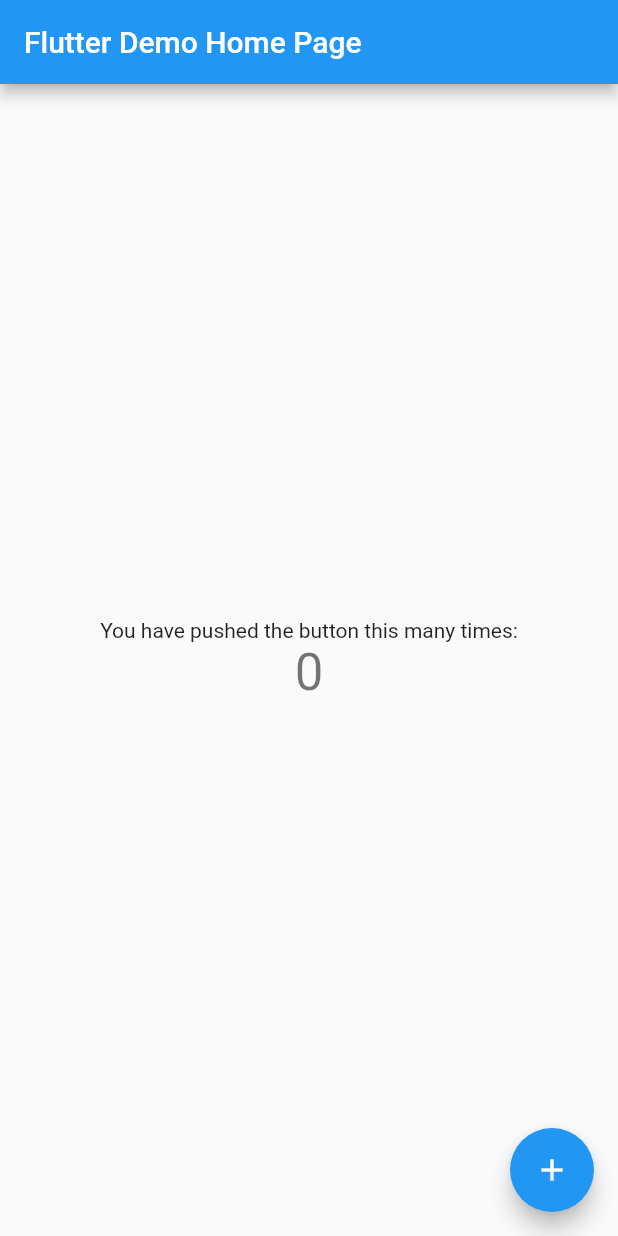
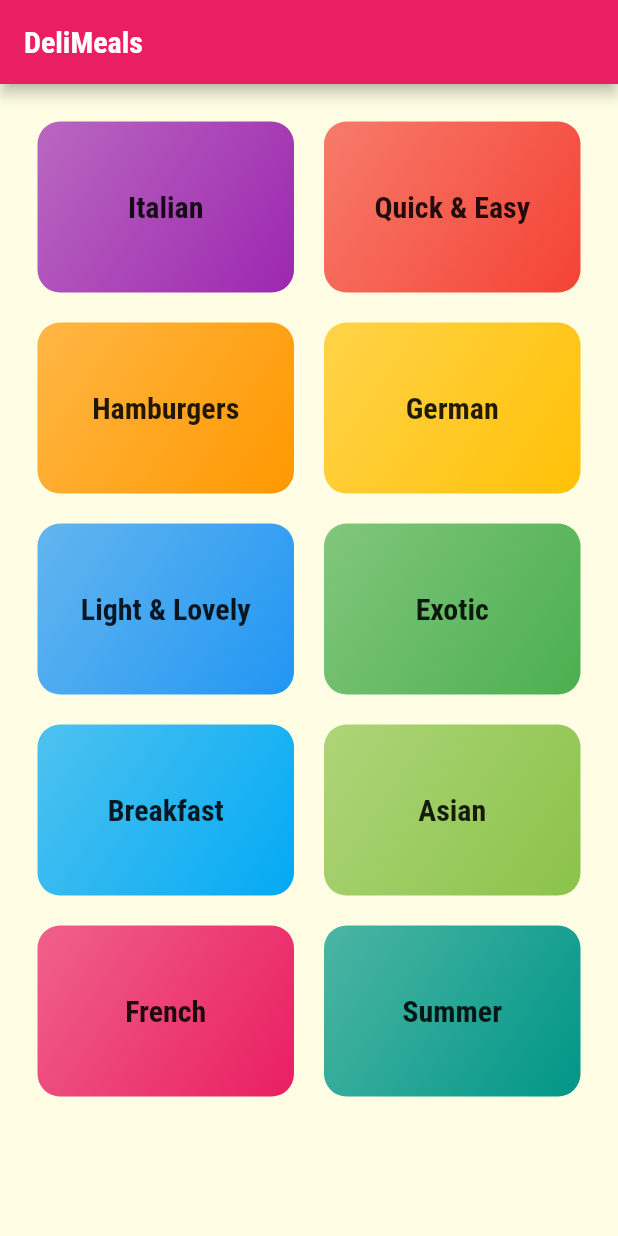
Before and after one commit to SJovis/flutter_recipes_app, a Flutter app: the screen it shows after launch, on a phone screen of 412 x 824 dp. Run offline on Flutter 3.47's test engine with Material 2 defaults, Android fonts, the phone set to English and light mode, and no system bars.

Commit message:
theme setup plus categories page

```diff
--- /dev/null
+++ b/lib/categories_screen.dart
@@ -0,0 +1,29 @@
+import 'package:flutter/material.dart';
+
+import './category_item.dart';
+import './dummy_data.dart';
+
+class CategoriesScreen extends StatelessWidget {
+  const CategoriesScreen({super.key});
+
+  @override
+  Widget build(BuildContext context) {
+    return Scaffold(
+      appBar: AppBar(
+        title: const Text('DeliMeals'),
+      ),
+      body: GridView(
+        padding: const EdgeInsets.all(25),
+        gridDelegate: const SliverGridDelegateWithMaxCrossAxisExtent(
+          maxCrossAxisExtent: 200,
+          childAspectRatio: 3 / 2,
+          crossAxisSpacing: 20,
+          mainAxisSpacing: 20,
+        ),
+        children: DUMMY_CATEGORIES.map((ctg) {
+          return CategoryItem(title: ctg.title, color: ctg.color);
+        }).toList(),
+      ),
+    );
+  }
+}
--- /dev/null
+++ b/lib/category_item.dart
@@ -0,0 +1,30 @@
+import 'package:flutter/material.dart';
+
+class CategoryItem extends StatelessWidget {
+  final String title;
+  final Color color;
+  const CategoryItem({super.key, required this.title, required this.color});
+
+  @override
+  Widget build(BuildContext context) {
+    return Container(
+      padding: const EdgeInsets.all(15),
+      decoration: BoxDecoration(
+        gradient: LinearGradient(
+          colors: [
+            color.withOpacity(0.7),
+            color,
+          ],
+          begin: Alignment.topLeft,
+          end: Alignment.bottomRight,
+        ),
+        borderRadius: BorderRadius.circular(15),
+      ),
+      child: Center(
+          child: Text(
+        title,
+        style: Theme.of(context).textTheme.headline6,
+      )),
+    );
+  }
+}
--- /dev/null
+++ b/lib/dummy_data.dart
@@ -0,0 +1,56 @@
+import 'package:flutter/material.dart';
+
+import './models/category.dart';
+
+const DUMMY_CATEGORIES = [
+  Category(
+    id: 'c1',
+    title: 'Italian',
+    color: Colors.purple,
+  ),
+  Category(
+    id: 'c2',
+    title: 'Quick & Easy',
+    color: Colors.red,
+  ),
+  Category(
+    id: 'c3',
+    title: 'Hamburgers',
+    color: Colors.orange,
+  ),
+  Category(
+    id: 'c4',
+    title: 'German',
+    color: Colors.amber,
+  ),
+  Category(
+    id: 'c5',
+    title: 'Light & Lovely',
+    color: Colors.blue,
+  ),
+  Category(
+    id: 'c6',
+    title: 'Exotic',
+    color: Colors.green,
+  ),
+  Category(
+    id: 'c7',
+    title: 'Breakfast',
+    color: Colors.lightBlue,
+  ),
+  Category(
+    id: 'c8',
+    title: 'Asian',
+    color: Colors.lightGreen,
+  ),
+  Category(
+    id: 'c9',
+    title: 'French',
+    color: Colors.pink,
+  ),
+  Category(
+    id: 'c10',
+    title: 'Summer',
+    color: Colors.teal,
+  ),
+];
--- a/lib/main.dart
+++ b/lib/main.dart
@@ -1,4 +1,5 @@
 import 'package:flutter/material.dart';
+import 'package:meal_app/categories_screen.dart';
 
 void main() {
   runApp(const MyApp());
@@ -11,105 +12,24 @@ class MyApp extends StatelessWidget {
   @override
   Widget build(BuildContext context) {
     return MaterialApp(
-      title: 'Flutter Demo',
+      debugShowCheckedModeBanner: false,
+      title: 'DeliMeals',
       theme: ThemeData(
-        // This is the theme of your application.
-        //
-        // Try running your application with "flutter run". You'll see the
-        // application has a blue toolbar. Then, without quitting the app, try
-        // changing the primarySwatch below to Colors.green and then invoke
-        // "hot reload" (press "r" in the console where you ran "flutter run",
-        // or simply save your changes to "hot reload" in a Flutter IDE).
-        // Notice that the counter didn't reset back to zero; the application
-        // is not restarted.
-        primarySwatch: Colors.blue,
+        colorScheme: ColorScheme.fromSwatch(primarySwatch: Colors.pink)
+            .copyWith(secondary: Colors.amber),
+        canvasColor: const Color.fromRGBO(255, 254, 229, 1),
+        fontFamily: 'Raleway',
+        textTheme: ThemeData.light().textTheme.copyWith(
+              bodyText1: const TextStyle(color: Color.fromRGBO(20, 51, 51, 1)),
+              bodyText2: const TextStyle(color: Color.fromRGBO(20, 51, 51, 1)),
+              headline6: const TextStyle(
+                fontSize: 20.0,
+                fontFamily: 'RobotoCondensed',
+                fontWeight: FontWeight.bold,
+              ),
+            ),
       ),
-      home: const MyHomePage(title: 'Flutter Demo Home Page'),
+      home: const CategoriesScreen(),
     );
   }
 }
-
-class MyHomePage extends StatefulWidget {
-  const MyHomePage({super.key, required this.title});
-
-  // This widget is the home page of your application. It is stateful, meaning
-  // that it has a State object (defined below) that contains fields that affect
-  // how it looks.
-
-  // This class is the configuration for the state. It holds the values (in this
-  // case the title) provided by the parent (in this case the App widget) and
-  // used by the build method of the State. Fields in a Widget subclass are
-  // always marked "final".
-
-  final String title;
-
-  @override
-  State<MyHomePage> createState() => _MyHomePageState();
-}
-
-class _MyHomePageState extends State<MyHomePage> {
-  int _counter = 0;
-
-  void _incrementCounter() {
-    setState(() {
-      // This call to setState tells the Flutter framework that something has
-      // changed in this State, which causes it to rerun the build method below
-      // so that the display can reflect the updated values. If we changed
-      // _counter without calling setState(), then the build method would not be
-      // called again, and so nothing would appear to happen.
-      _counter++;
-    });
-  }
-
-  @override
-  Widget build(BuildContext context) {
-    // This method is rerun every time setState is called, for instance as done
-    // by the _incrementCounter method above.
-    //
-    // The Flutter framework has been optimized to make rerunning build methods
-    // fast, so that you can just rebuild anything that needs updating rather
-    // than having to individually change instances of widgets.
-    return Scaffold(
-      appBar: AppBar(
-        // Here we take the value from the MyHomePage object that was created by
-        // the App.build method, and use it to set our appbar title.
-        title: Text(widget.title),
-      ),
-      body: Center(
-        // Center is a layout widget. It takes a single child and positions it
-        // in the middle of the parent.
-        child: Column(
-          // Column is also a layout widget. It takes a list of children and
-          // arranges them vertically. By default, it sizes itself to fit its
-          // children horizontally, and tries to be as tall as its parent.
-          //
-          // Invoke "debug painting" (press "p" in the console, choose the
-          // "Toggle Debug Paint" action from the Flutter Inspector in Android
-          // Studio, or the "Toggle Debug Paint" command in Visual Studio Code)
-          // to see the wireframe for each widget.
-          //
-          // Column has various properties to control how it sizes itself and
-          // how it positions its children. Here we use mainAxisAlignment to
-          // center the children vertically; the main axis here is the vertical
-          // axis because Columns are vertical (the cross axis would be
-          // horizontal).
-          mainAxisAlignment: MainAxisAlignment.center,
-          children: <Widget>[
-            const Text(
-              'You have pushed the button this many times:',
-            ),
-            Text(
-              '$_counter',
-              style: Theme.of(context).textTheme.headline4,
-            ),
-          ],
-        ),
-      ),
-      floatingActionButton: FloatingActionButton(
-        onPressed: _incrementCounter,
-        tooltip: 'Increment',
-        child: const Icon(Icons.add),
-      ), // This trailing comma makes auto-formatting nicer for build methods.
-    );
-  }
-}
--- /dev/null
+++ b/lib/models/category.dart
@@ -0,0 +1,13 @@
+import 'package:flutter/material.dart';
+
+class Category {
+  final String id;
+  final String title;
+  final Color color;
+
+  const Category({
+    required this.id,
+    required this.title,
+    this.color = Colors.orange,
+  });
+}
```
Also changed, not shown: pubspec.yaml (+19 -10 lines), assets/fonts/Raleway-Black.ttf (added), assets/fonts/Raleway-Bold.ttf (added), assets/fonts/Raleway-Regular.ttf (added), assets/fonts/RobotoCondensed-Bold.ttf (added), assets/fonts/RobotoCondensed-Italic.ttf (added), assets/fonts/RobotoCondensed-Light.ttf (added), assets/fonts/RobotoCondensed-Regular.ttf (added).
